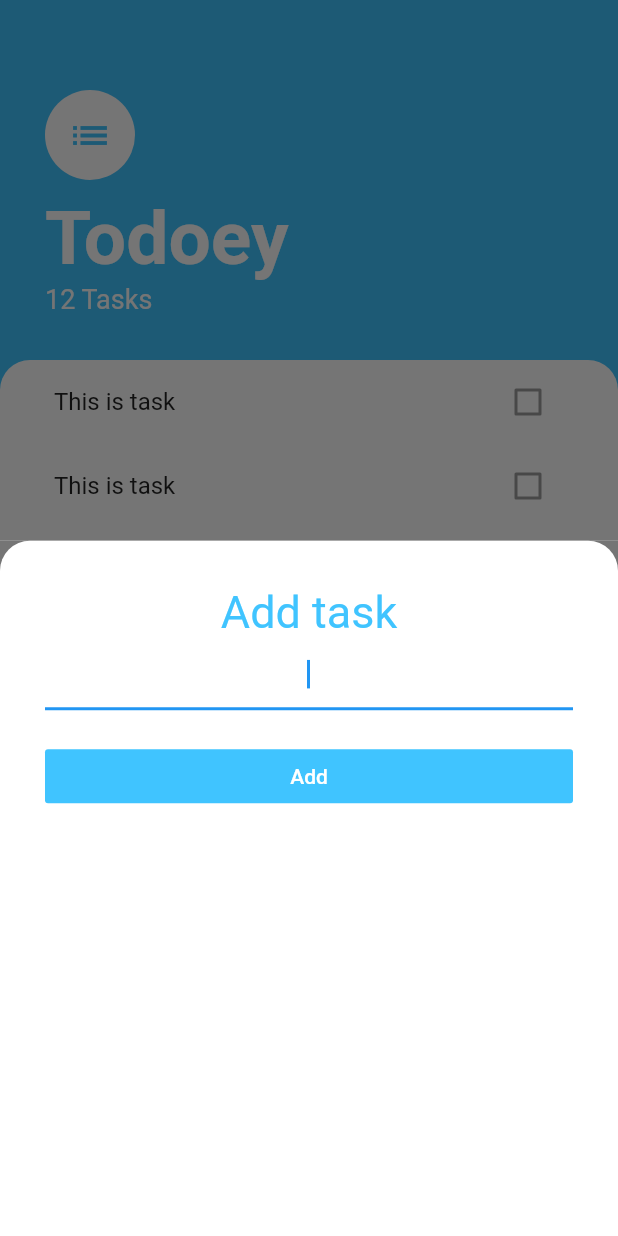
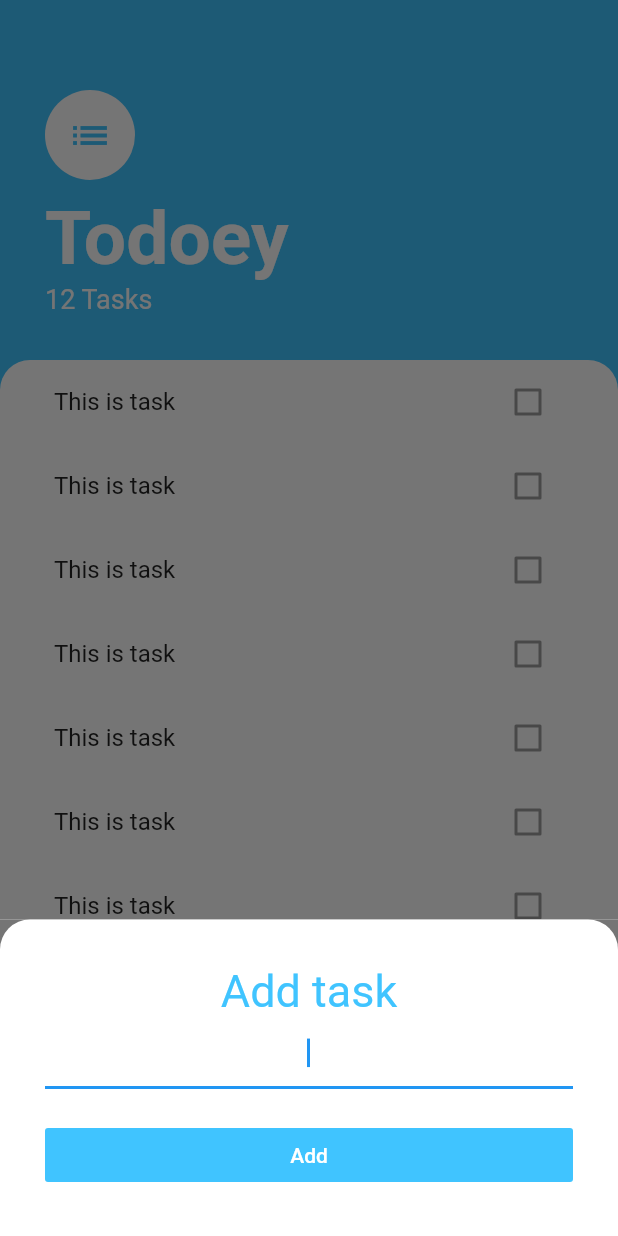
Before and after one commit to fabiovalinhos/todoey_flutter, a Flutter app: the screen it shows after launch, after a tap on the "add" icon, on a phone screen of 412 x 824 dp. Run offline on Flutter 3.47's test engine with Material 2 defaults, Android fonts, the phone set to English and light mode, and no system bars.

```diff
--- a/lib/screens/tasks_screen.dart
+++ b/lib/screens/tasks_screen.dart
@@ -12,7 +12,14 @@ class TasksScreen extends StatelessWidget {
         onPressed: () {
           showModalBottomSheet(
             context: context,
-            builder: (context) => AddTaskScreen(),
+            isScrollControlled: true,
+            builder: (context) => SingleChildScrollView(
+              child: Container(
+                padding: EdgeInsets.only(
+                    bottom: MediaQuery.of(context).viewInsets.bottom),
+                child: AddTaskScreen(),
+              ),
+            ),
           );
         },
         backgroundColor: Colors.lightBlueAccent,
```
